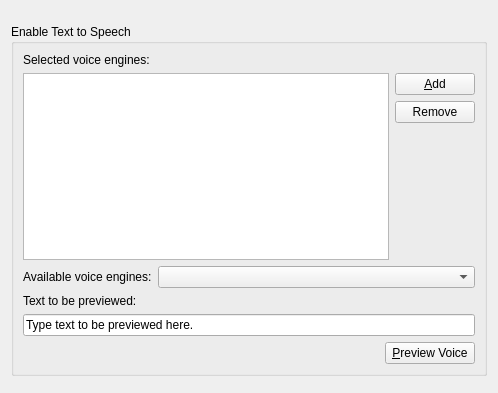
Before: the Qt Designer form texttospeechsource.ui in goldendict/goldendict, drawn with Qt 5.
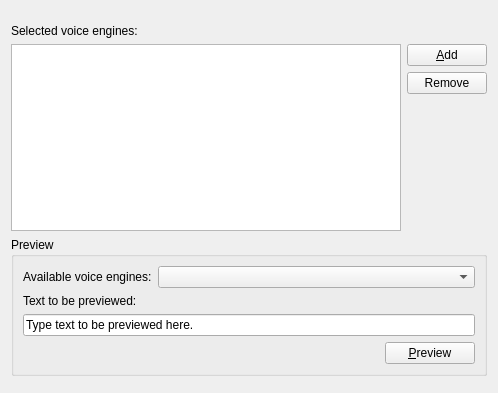
After: the same form once the commit is applied.

Commit message: Inline voice engine editor in TreeView

The edit to the form file:
```diff
--- a/texttospeechsource.ui
+++ b/texttospeechsource.ui
@@ -28,15 +28,6 @@
     </spacer>
    </item>
    <item>
-    <widget class="QGroupBox" name="groupBox">
-     <property name="title">
-      <string>Enable Text to Speech</string>
-     </property>
-     <property name="checked">
-      <bool>false</bool>
-     </property>
-     <layout class="QVBoxLayout" name="verticalLayout_2">
-      <item>
        <widget class="QLabel" name="label_3">
         <property name="text">
          <string>Selected voice engines:</string>
@@ -88,6 +79,12 @@
        </layout>
       </item>
       <item>
+    <widget class="QGroupBox" name="groupBox_2">
+     <property name="title">
+      <string>Preview</string>
+     </property>
+     <layout class="QVBoxLayout" name="verticalLayout_2">
+      <item>
        <layout class="QHBoxLayout" name="horizontalLayout">
         <item>
          <widget class="QLabel" name="label_2">
@@ -157,7 +154,7 @@
            </size>
           </property>
           <property name="text">
-           <string>&amp;Preview Voice</string>
+           <string>&amp;Preview</string>
           </property>
          </widget>
         </item>
```
Left out of the diff: 4 changed lines with no effect on the pictures. Lines whose indentation alone changed are shown as unchanged. The commit also changes 2 other files.
